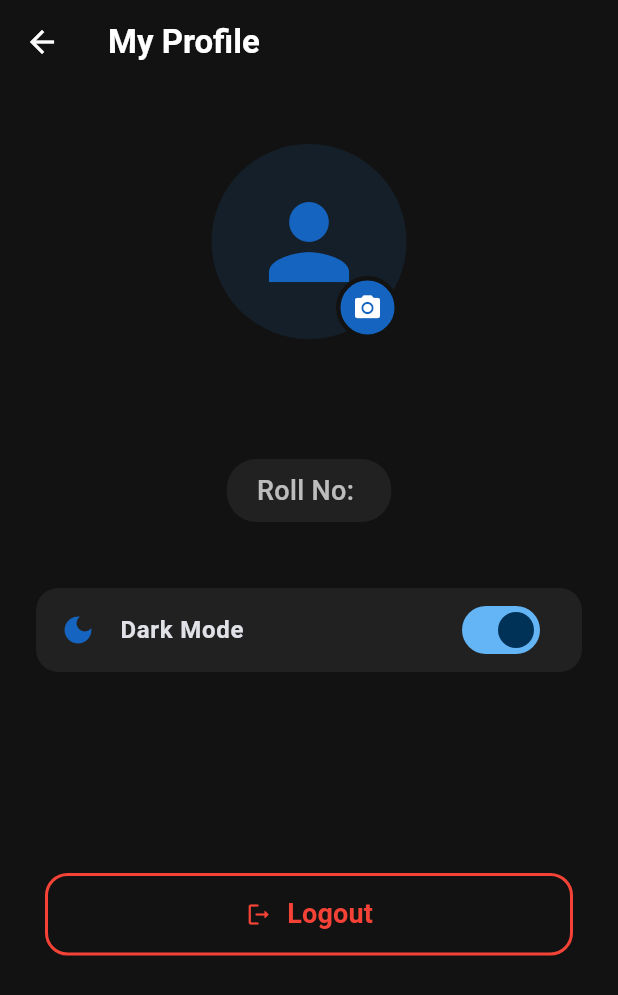
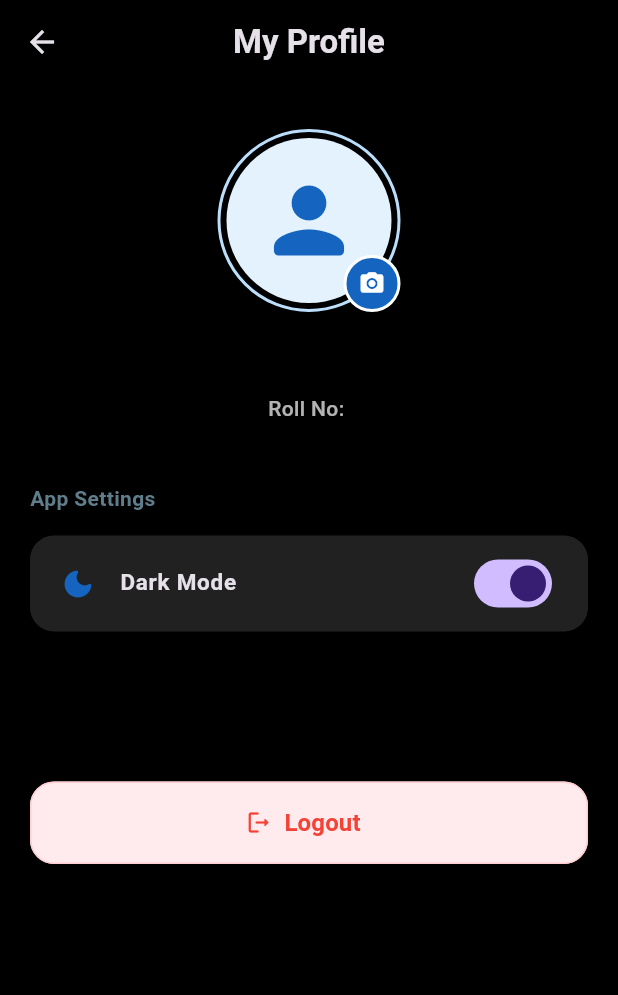
Before and after one commit to balnavroop1212/greivance_project, a Flutter app: the ProfileScreen screen opened directly with empty values, after a tap on "Dark Mode", on a phone screen of 412 x 824 dp. Shown: the top 995 px of the screen. Run offline on Flutter 3.47's test engine with Material 3 defaults, Android fonts, the phone set to English and light mode, and no system bars; our stand-ins replace image_picker, shared_preferences; accounts and stored records are empty.

Commit message:
new changes

```diff
--- a/lib/main.dart
+++ b/lib/main.dart
@@ -9,7 +9,6 @@ import 'theme_provider.dart';
 void main() async {
   WidgetsFlutterBinding.ensureInitialized();
 
-  // Check if user is already logged in
   final prefs = await SharedPreferences.getInstance();
   final String? userId = prefs.getString('user_id');
   final String? userName = prefs.getString('user_name');
@@ -27,10 +26,14 @@ void main() async {
   }
 
   runApp(
-    ChangeNotifierProvider(
-      create: (context) => ThemeProvider(),
+    MultiProvider(
+      providers: [
+        ChangeNotifierProvider(create: (_) => UserThemeProvider()),
+        ChangeNotifierProvider(create: (_) => AdminThemeProvider()),
+      ],
       child: MyApp(
         initialHome: initialHome,
+        userRole: userRole,
       ),
     ),
   );
@@ -38,16 +41,23 @@ void main() async {
 
 class MyApp extends StatelessWidget {
   final Widget initialHome;
-  const MyApp({super.key, required this.initialHome});
+  final String? userRole;
+  const MyApp({super.key, required this.initialHome, this.userRole});
 
   @override
   Widget build(BuildContext context) {
-    final themeProvider = Provider.of<ThemeProvider>(context);
+    // Role based theme selection
+    ThemeMode currentThemeMode;
+    if (userRole == 'admin') {
+      currentThemeMode = Provider.of<AdminThemeProvider>(context).themeMode;
+    } else {
+      currentThemeMode = Provider.of<UserThemeProvider>(context).themeMode;
+    }
 
     return MaterialApp(
       title: 'Resolve Desk',
       debugShowCheckedModeBanner: false,
-      themeMode: themeProvider.themeMode,
+      themeMode: currentThemeMode,
       theme: ThemeData(
         useMaterial3: true,
         scaffoldBackgroundColor: Colors.white,
@@ -67,53 +77,13 @@ class MyApp extends StatelessWidget {
             backgroundColor: Colors.blue.shade800,
             foregroundColor: Colors.white,
             elevation: 2,
-            shadowColor: Colors.blue.withValues(alpha: 0.3),
             shape: RoundedRectangleBorder(
               borderRadius: BorderRadius.circular(12),
             ),
           ),
         ),
-        cardTheme: CardThemeData(
-          color: Colors.white,
-          elevation: 4,
-          shadowColor: Colors.black.withValues(alpha: 0.1),
-          shape: RoundedRectangleBorder(
-            borderRadius: BorderRadius.circular(16),
-          ),
-        ),
       ),
-      darkTheme: ThemeData(
-        useMaterial3: true,
-        scaffoldBackgroundColor: const Color(0xFF121212),
-        colorScheme: ColorScheme.fromSeed(
-          seedColor: Colors.blue,
-          primary: Colors.blue.shade300,
-          surface: const Color(0xFF1E1E1E),
-          brightness: Brightness.dark,
-        ),
-        appBarTheme: const AppBarTheme(
-          backgroundColor: Color(0xFF121212),
-          foregroundColor: Colors.white,
-          elevation: 0,
-        ),
-        elevatedButtonTheme: ElevatedButtonThemeData(
-          style: ElevatedButton.styleFrom(
-            backgroundColor: Colors.blue.shade700,
-            foregroundColor: Colors.white,
-            shape: RoundedRectangleBorder(
-              borderRadius: BorderRadius.circular(12),
-            ),
-          ),
-        ),
-        cardTheme: CardThemeData(
-          color: const Color(0xFF1E1E1E),
-          elevation: 4,
-          shadowColor: Colors.black.withValues(alpha: 0.3),
-          shape: RoundedRectangleBorder(
-            borderRadius: BorderRadius.circular(16),
-          ),
-        ),
-      ),
+      darkTheme: ThemeData.dark(useMaterial3: true),
       home: initialHome,
     );
   }
--- a/lib/screens/user/profile.dart
+++ b/lib/screens/user/profile.dart
@@ -26,97 +26,102 @@ class ProfileScreen extends StatelessWidget {
 
   @override
   Widget build(BuildContext context) {
-    final themeProvider = Provider.of<ThemeProvider>(context);
+    // Corrected to use UserThemeProvider
+    final themeProvider = Provider.of<UserThemeProvider>(context);
     final isDarkMode = themeProvider.themeMode == ThemeMode.dark;
 
     return Scaffold(
+      backgroundColor: isDarkMode ? Colors.black : Colors.grey[50],
       appBar: AppBar(
         title: const Text('My Profile', style: TextStyle(fontWeight: FontWeight.bold)),
+        backgroundColor: Colors.transparent,
         elevation: 0,
+        centerTitle: true,
       ),
       body: SingleChildScrollView(
+        padding: const EdgeInsets.symmetric(horizontal: 20),
         child: Column(
           children: [
-            const SizedBox(height: 40),
+            const SizedBox(height: 30),
+            Center(
+              child: Column(
+                children: [
                   Stack(
+                    alignment: Alignment.bottomRight,
                     children: [
-                CircleAvatar(
-                  radius: 65,
-                  backgroundColor: Colors.blue.withValues(alpha: 0.1),
-                  child: Icon(Icons.person, size: 80, color: Colors.blue.shade800),
+                      Container(
+                        padding: const EdgeInsets.all(4),
+                        decoration: BoxDecoration(
+                          shape: BoxShape.circle,
+                          border: Border.all(color: Colors.blue.shade100, width: 2),
                         ),
-                Positioned(
-                  bottom: 0,
-                  right: 5,
-                  child: Container(
+                        child: CircleAvatar(
+                          radius: 55,
+                          backgroundColor: Colors.blue.shade50,
+                          child: Icon(Icons.person_rounded, size: 70, color: Colors.blue.shade800),
+                        ),
+                      ),
+                      Container(
                         padding: const EdgeInsets.all(8),
                         decoration: BoxDecoration(
                           color: Colors.blue.shade800,
                           shape: BoxShape.circle,
-                      border: Border.all(color: Theme.of(context).scaffoldBackgroundColor, width: 3),
+                          border: Border.all(color: Colors.white, width: 2),
                         ),
-                    child: const Icon(Icons.camera_alt, color: Colors.white, size: 20),
-                  ),
+                        child: const Icon(Icons.camera_alt_rounded, color: Colors.white, size: 18),
                       ),
                     ],
                   ),
-            const SizedBox(height: 30),
+                  const SizedBox(height: 15),
                   Text(
                     userName,
-              style: const TextStyle(fontSize: 28, fontWeight: FontWeight.bold),
+                    style: const TextStyle(fontSize: 24, fontWeight: FontWeight.bold, letterSpacing: 0.5),
                   ),
-            const SizedBox(height: 10),
-            Container(
-              padding: const EdgeInsets.symmetric(horizontal: 20, vertical: 8),
-              decoration: BoxDecoration(
-                color: isDarkMode ? Colors.grey.shade900 : Colors.grey.shade100,
-                borderRadius: BorderRadius.circular(20),
+                  const SizedBox(height: 5),
+                  Text(
+                    'Roll No: $userId',
+                    style: TextStyle(fontSize: 14, color: isDarkMode ? Colors.white70 : Colors.blueGrey, fontWeight: FontWeight.w500),
                   ),
-              child: Text(
-                'Roll No: $userId',
-                style: TextStyle(fontSize: 18, color: isDarkMode ? Colors.white70 : Colors.grey.shade700, fontWeight: FontWeight.w500),
+                ],
               ),
             ),
             const SizedBox(height: 40),
 
-            // Theme Toggle ListTile
-            Padding(
-              padding: const EdgeInsets.symmetric(horizontal: 20),
-              child: Card(
-                elevation: 0,
-                color: isDarkMode ? Colors.grey.shade900 : Colors.grey.shade50,
-                shape: RoundedRectangleBorder(borderRadius: BorderRadius.circular(15)),
+            _buildSectionTitle("App Settings"),
+            const SizedBox(height: 15),
+
+            Container(
+              decoration: BoxDecoration(
+                color: isDarkMode ? Colors.grey.shade900 : Colors.white,
+                borderRadius: BorderRadius.circular(16),
+                boxShadow: [
+                  BoxShadow(color: Colors.black.withOpacity(0.02), blurRadius: 10, offset: const Offset(0, 4)),
+                ],
+              ),
               child: SwitchListTile(
-                  title: const Text('Dark Mode', style: TextStyle(fontWeight: FontWeight.bold, fontSize: 16)),
-                  secondary: Icon(isDarkMode ? Icons.dark_mode : Icons.light_mode, color: Colors.blue.shade800),
+                contentPadding: const EdgeInsets.symmetric(horizontal: 20, vertical: 4),
+                title: const Text('Dark Mode', style: TextStyle(fontWeight: FontWeight.w600, fontSize: 15)),
+                secondary: Icon(isDarkMode ? Icons.dark_mode_rounded : Icons.light_mode_rounded, color: Colors.blue.shade800),
                 value: isDarkMode,
                 onChanged: (bool value) {
                   themeProvider.toggleTheme(value);
                 },
               ),
             ),
-            ),
 
             const SizedBox(height: 100),
-            Padding(
-              padding: const EdgeInsets.all(30.0),
-              child: ElevatedButton(
+            ElevatedButton.icon(
               onPressed: () => _logout(context),
+              icon: const Icon(Icons.logout_rounded),
+              label: const Text("Logout", style: TextStyle(fontSize: 16, fontWeight: FontWeight.bold)),
               style: ElevatedButton.styleFrom(
-                  backgroundColor: Colors.transparent,
+                backgroundColor: Colors.red.shade50,
                 foregroundColor: Colors.red,
-                  side: const BorderSide(color: Colors.red, width: 2),
                 elevation: 0,
-                  shape: RoundedRectangleBorder(borderRadius: BorderRadius.circular(15)),
                 minimumSize: const Size.fromHeight(55),
-                ),
-                child: const Row(
-                  mainAxisAlignment: MainAxisAlignment.center,
-                  children: [
-                    Icon(Icons.logout_rounded),
-                    SizedBox(width: 10),
-                    Text('Logout', style: TextStyle(fontSize: 18, fontWeight: FontWeight.bold)),
-                  ],
+                shape: RoundedRectangleBorder(
+                  borderRadius: BorderRadius.circular(16),
+                  side: BorderSide(color: Colors.red.shade100),
                 ),
               ),
             ),
@@ -125,4 +130,14 @@ class ProfileScreen extends StatelessWidget {
       ),
     );
   }
+
+  Widget _buildSectionTitle(String title) {
+    return Align(
+      alignment: Alignment.centerLeft,
+      child: Text(
+        title,
+        style: const TextStyle(fontSize: 14, fontWeight: FontWeight.bold, color: Colors.blueGrey),
+      ),
+    );
   }
+}
--- a/lib/theme_provider.dart
+++ b/lib/theme_provider.dart
@@ -1,13 +1,13 @@
 import 'package:flutter/material.dart';
 import 'package:shared_preferences/shared_preferences.dart';
 
-class ThemeProvider with ChangeNotifier {
-  static const String _themeKey = "theme_mode";
+class UserThemeProvider with ChangeNotifier {
+  static const String _themeKey = "user_theme_mode";
   ThemeMode _themeMode = ThemeMode.light;
 
   ThemeMode get themeMode => _themeMode;
 
-  ThemeProvider() {
+  UserThemeProvider() {
     _loadTheme();
   }
 
@@ -30,3 +30,33 @@ class ThemeProvider with ChangeNotifier {
     }
   }
 }
+
+class AdminThemeProvider with ChangeNotifier {
+  static const String _themeKey = "admin_theme_mode";
+  ThemeMode _themeMode = ThemeMode.light;
+
+  ThemeMode get themeMode => _themeMode;
+
+  AdminThemeProvider() {
+    _loadTheme();
+  }
+
+  void toggleTheme(bool isDark) async {
+    _themeMode = isDark ? ThemeMode.dark : ThemeMode.light;
+    notifyListeners();
+    final prefs = await SharedPreferences.getInstance();
+    await prefs.setString(_themeKey, _themeMode.toString());
+  }
+
+  void _loadTheme() async {
+    final prefs = await SharedPreferences.getInstance();
+    final String? themeStr = prefs.getString(_themeKey);
+    if (themeStr != null) {
+      _themeMode = ThemeMode.values.firstWhere(
+        (e) => e.toString() == themeStr,
+        orElse: () => ThemeMode.light,
+      );
+      notifyListeners();
+    }
+  }
+}
```
Also changed, not shown: lib/screens/admin/admin_profile.dart (+14 -52 lines), pubspec.lock. Lines whose indentation alone changed are shown as unchanged.
